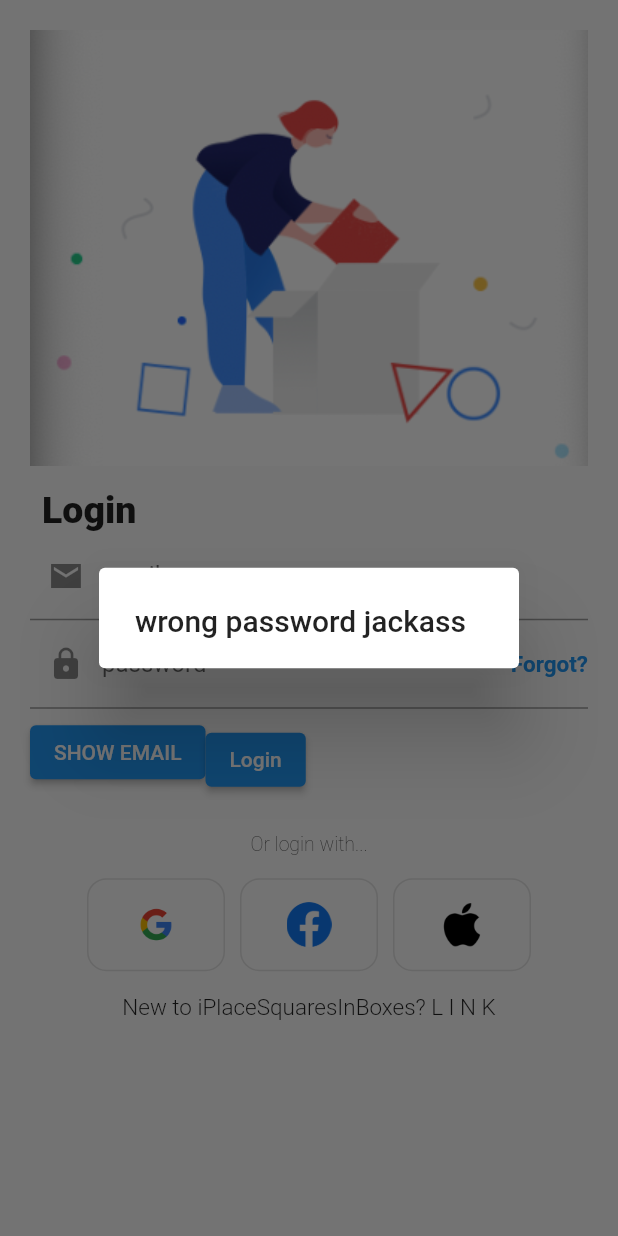
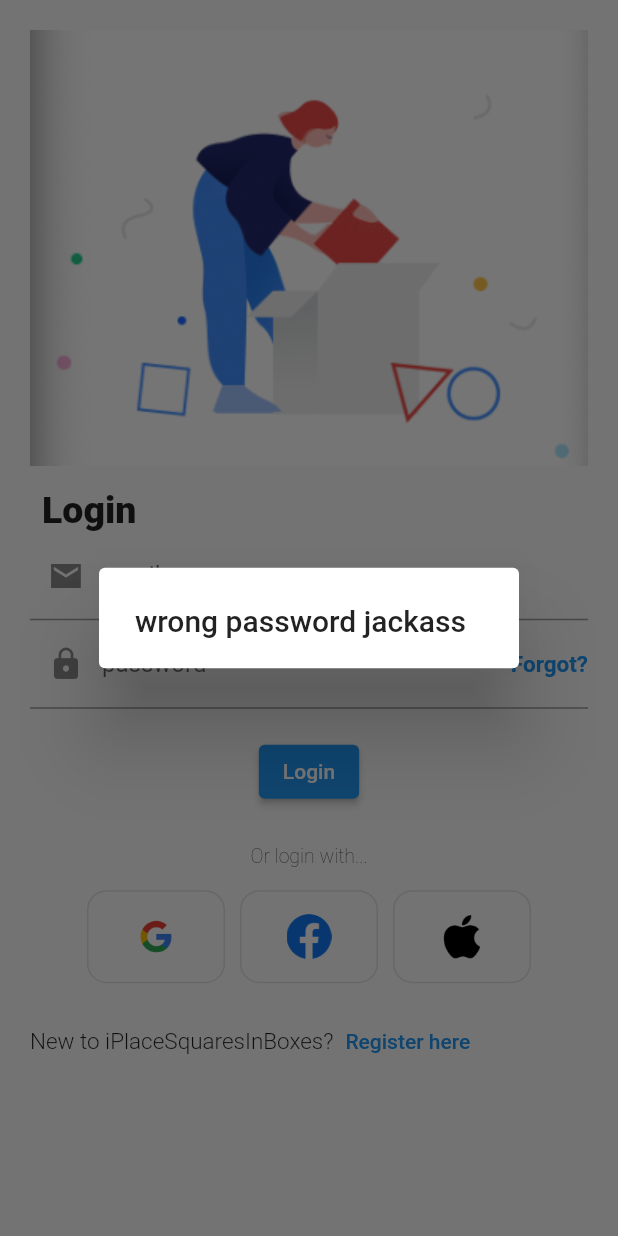
Before and after one commit to uollaswar/first-flutter-app, a Flutter app: the LoginView screen opened directly, after a tap on "Login", on a phone screen of 412 x 824 dp. Run offline on Flutter 3.47's test engine with Material 2 defaults, Android fonts, the light colour scheme and no system bars; our stand-ins replace dio, get_it, image_picker, shared_preferences; accounts and stored records are empty.

Commit message:
LoginBranch

```diff
--- a/lib/login_view.dart
+++ /dev/null
@@ -1,179 +0,0 @@
-// ignore_for_file: public_member_api_docs, sort_constructors_first
-
-import 'package:flutter/material.dart';
-import 'package:shared_preferences/shared_preferences.dart';
-import 'package:tomorrow_caballos/widgets/logos_widget.dart';
-
-import 'screens/second_route.dart';
-
-class LoginView extends StatefulWidget {
-  const LoginView({super.key});
-
-  @override
-  State<LoginView> createState() => _LoginViewState();
-}
-
-class _LoginViewState extends State<LoginView> {
-  TextEditingController emailController = TextEditingController();
-  TextEditingController passwordController = TextEditingController();
-  FocusNode emailFocusNode = FocusNode();
-  FocusNode passwordFocusNode = FocusNode();
-  String email = '';
-  String password = '';
-  late final SharedPreferences prefs;
-
-  @override
-  void initState() {
-    initSharedPrefs();
-    super.initState();
-  }
-
-  Future<void> initSharedPrefs() async {
-    prefs = await SharedPreferences.getInstance();
-  }
-
-  @override
-  Widget build(BuildContext context) {
-    return Scaffold(
-      resizeToAvoidBottomInset: false,
-      body: Padding(
-        padding: const EdgeInsets.all(20),
-        child: Column(
-          children: [
-            Image.asset('assets/image.png'),
-            SizedBox(height: 15),
-            buildAlignText(),
-            buildEmailTextField(),
-            buildPasswordTextField(),
-            buildLoginButton(context),
-            SizedBox(height: 25),
-            Text(
-              'Or login with...',
-              style: TextStyle(fontSize: 13, fontWeight: FontWeight.w200),
-            ),
-            SizedBox(height: 15),
-            buildFANGlogin(),
-            SizedBox(height: 15),
-            Text(
-              'New to iPlaceSquaresInBoxes? L I N K',
-              style: TextStyle(fontSize: 15, fontWeight: FontWeight.w300),
-              textAlign: TextAlign.left,
-            ),
-          ],
-        ),
-      ),
-    );
-  }
-
-  Row buildFANGlogin() {
-    return Row(
-      mainAxisAlignment: MainAxisAlignment.center,
-      children: const [
-        LogosWidget(
-          link: 'assets/googleLogo.png',
-        ),
-        SizedBox(width: 10),
-        LogosWidget(
-          link: 'assets/FacebookLogo.png',
-        ),
-        SizedBox(width: 10),
-        LogosWidget(
-          link: 'assets/appleLogo.png',
-        ),
-      ],
-    );
-  }
-
-  Widget buildLoginButton(BuildContext context) {
-    return Row(
-      children: [
-        ElevatedButton(
-            onPressed: () {
-              setState(() {
-                email = prefs.getString('email') ?? '';
-              });
-              setState(() {
-                email = prefs.getString('password') ?? '';
-              });
-              print(prefs.getString('email'));
-              print(prefs.getString('password'));
-            },
-            child: Text('SHOW EMAIL')),
-        Container(
-          margin: const EdgeInsets.only(top: 10.0),
-          child: ElevatedButton(
-              onPressed: () async {
-                if (emailController.text.isNotEmpty) {
-                  prefs.setString('email', emailController.text);
-                  prefs.setString('password', emailController.text);
-                  setState(() {
-                    email = emailController.text;
-                    email = passwordController.text;
-                  });
-                  emailFocusNode.unfocus();
-                  passwordFocusNode.unfocus();
-                  Navigator.pushAndRemoveUntil(
-                    context,
-                    MaterialPageRoute(
-                        builder: (context) => const SecondRoute()),
-                    (Route<dynamic> route) => false,
-                  );
-                } else {
-                  showDialog(
-                      context: context,
-                      builder: (context) =>
-                          AlertDialog(title: Text('wrong password jackass')));
-                }
-              },
-              child: Text("Login")),
-        ),
-        Text(email),
-        Text(password)
-      ],
-    );
-  }
-
-  //
-
-  TextField buildPasswordTextField() {
-    return TextField(
-      controller: passwordController,
-      focusNode: passwordFocusNode,
-      decoration: InputDecoration(
-        prefixIcon: Icon(Icons.lock),
-        labelText: "password",
-        suffixIcon: Padding(
-          padding: EdgeInsets.only(top: 15),
-          child: Text('Forgot?',
-              style: TextStyle(
-                  fontSize: 15,
-                  color: Colors.blue,
-                  fontWeight: FontWeight.bold)),
-        ),
-      ),
-    );
-  }
-
-  TextField buildEmailTextField() {
-    return TextField(
-      controller: emailController,
-      focusNode: emailFocusNode,
-      decoration: InputDecoration(
-          prefixIcon: Icon(Icons.email_sharp), labelText: "email"),
-    );
-  }
-
-  Widget buildAlignText() {
-    return Align(
-      alignment: Alignment.centerLeft,
-      child: Padding(
-        padding: const EdgeInsets.only(left: 8),
-        child: Text(
-          'Login',
-          style: TextStyle(fontSize: 25, fontWeight: FontWeight.w900),
-          textAlign: TextAlign.left,
-        ),
-      ),
-    );
-  }
-}
--- a/lib/main.dart
+++ b/lib/main.dart
@@ -1,5 +1,5 @@
 import 'package:flutter/material.dart';
-import 'package:tomorrow_caballos/login_view.dart';
+import 'package:tomorrow_caballos/screens/login_view.dart';
 import 'package:tomorrow_caballos/screens/profiles.dart';
 import 'package:tomorrow_caballos/utilities/locator.dart' as di;
 
@@ -15,6 +15,6 @@ class MyApp extends StatelessWidget {
 
   @override
   Widget build(BuildContext context) {
-    return MaterialApp(title: 'Material App', home: DioCallerScreen());
+    return MaterialApp(title: 'Material App', home: LoginView());
   }
 }
--- /dev/null
+++ b/lib/model/login_response_model.dart
@@ -0,0 +1,9 @@
+// ignore_for_file: public_member_api_docs, sort_constructors_first
+import 'package:flutter/material.dart';
+
+class LoginResponseModel {
+  final String? token;
+  LoginResponseModel({
+    this.token,
+  });
+}
--- a/lib/provider/second_route_notifier.dart
+++ b/lib/provider/second_route_notifier.dart
@@ -1,17 +1,55 @@
 import 'dart:io';
 
+import 'package:dio/dio.dart';
 import 'package:flutter/material.dart';
 import 'package:flutter/services.dart';
 import 'package:image_picker/image_picker.dart';
 import 'package:path/path.dart';
 import 'package:path_provider/path_provider.dart';
 import 'package:tomorrow_caballos/service/dio_caller.dart';
+import 'package:tomorrow_caballos/service/login_service.dart';
+
+import '../model/login_response_model.dart';
+import '../model/user_response_model.dart';
+import '../service/register_service.dart';
 
 class SecondRouteNotifier extends ChangeNotifier {
   int? selectedIndex;
   File? _image;
+  File? get image => _image;
 
-  File? get image => _image;
+  String email = '';
+  String password = '';
+  String emailRegister = '';
+  String passwordRegister = '';
+  late final UserModel user;
+  LoginService loginService = LoginService();
+  RegisterService registerService = RegisterService();
+
+  setEmail(String email) {
+    this.email = email;
+  }
+
+  setPassword(String password) {
+    this.password = password;
+  }
+
+  setEmailRegister(String emailRegister) {
+    this.emailRegister = emailRegister;
+  }
+
+  setPasswordRegister(String passwordRegister) {
+    this.passwordRegister = passwordRegister;
+  }
+
+  Future<void> login() async {
+    await loginService.login(email, password);
+  }
+
+  Future<void> register() async {
+    final LoginResponseModel? registerResponse = await registerService.register(emailRegister, passwordRegister);
+    registerResponse.token
+  }
 
   setSelectedIndex(int index) {
     selectedIndex = index;
--- /dev/null
+++ b/lib/screens/login_view.dart
@@ -0,0 +1,197 @@
+// ignore_for_file: public_member_api_docs, sort_constructors_first
+
+import 'package:flutter/material.dart';
+import 'package:provider/provider.dart';
+import 'package:shared_preferences/shared_preferences.dart';
+import 'package:tomorrow_caballos/provider/second_route_notifier.dart';
+import 'package:tomorrow_caballos/screens/register_view.dart';
+import 'package:tomorrow_caballos/utilities/locator.dart';
+import 'package:tomorrow_caballos/widgets/logos_widget.dart';
+
+import 'second_route.dart';
+
+class LoginView extends StatefulWidget {
+  const LoginView({super.key});
+
+  @override
+  State<LoginView> createState() => _LoginViewState();
+}
+
+class _LoginViewState extends State<LoginView> {
+  TextEditingController emailController = TextEditingController();
+  TextEditingController passwordController = TextEditingController();
+  FocusNode emailFocusNode = FocusNode();
+  FocusNode passwordFocusNode = FocusNode();
+  String email = '';
+  String password = '';
+  late final SharedPreferences prefs;
+
+  @override
+  void initState() {
+    initSharedPrefs();
+    super.initState();
+  }
+
+  Future<void> initSharedPrefs() async {
+    prefs = await SharedPreferences.getInstance();
+  }
+
+  @override
+  Widget build(BuildContext context) {
+    return ChangeNotifierProvider.value(
+      value: locator<SecondRouteNotifier>(),
+      child: Consumer<SecondRouteNotifier>(
+        builder: (context, myType, child) {
+          return Scaffold(
+            resizeToAvoidBottomInset: false,
+            body: Padding(
+              padding: const EdgeInsets.all(20),
+              child: Column(
+                children: [
+                  Image.asset('assets/image.png'),
+                  SizedBox(height: 15),
+                  buildAlignText(),
+                  buildEmailTextField(),
+                  buildPasswordTextField(),
+                  SizedBox(height: 18),
+                  buildLoginButton(context, myType),
+                  SizedBox(height: 25),
+                  Text(
+                    'Or login with...',
+                    style: TextStyle(fontSize: 13, fontWeight: FontWeight.w200),
+                  ),
+                  SizedBox(height: 15),
+                  buildFANGlogin(),
+                  SizedBox(height: 15),
+                  Row(
+                    children: [
+                      Text(
+                        'New to iPlaceSquaresInBoxes?',
+                        style: TextStyle(
+                            fontSize: 15, fontWeight: FontWeight.w300),
+                        textAlign: TextAlign.left,
+                      ),
+                      TextButton(
+                        style:
+                            TextButton.styleFrom(foregroundColor: Colors.blue),
+                        onPressed: () {
+                          Navigator.push(
+                            context,
+                            MaterialPageRoute(
+                                builder: (context) => const RegisterView()),
+                          );
+                        },
+                        child: const Text('Register here'),
+                      ),
+                    ],
+                  ),
+                ],
+              ),
+            ),
+          );
+        },
+      ),
+    );
+  }
+
+  Row buildFANGlogin() {
+    return Row(
+      mainAxisAlignment: MainAxisAlignment.center,
+      children: const [
+        LogosWidget(
+          link: 'assets/googleLogo.png',
+        ),
+        SizedBox(width: 10),
+        LogosWidget(
+          link: 'assets/FacebookLogo.png',
+        ),
+        SizedBox(width: 10),
+        LogosWidget(
+          link: 'assets/appleLogo.png',
+        ),
+      ],
+    );
+  }
+
+  Widget buildLoginButton(BuildContext context, SecondRouteNotifier myType) {
+    return Row(
+      mainAxisAlignment: MainAxisAlignment.center,
+      children: [
+        ElevatedButton(
+            onPressed: () async {
+              if (emailController.text.isNotEmpty) {
+                prefs.setString('email', emailController.text);
+                prefs.setString('password', passwordController.text);
+                setState(() {
+                  email = emailController.text;
+                  password = passwordController.text;
+                });
+                myType.setEmail(email);
+                myType.setPassword(password);
+
+                emailFocusNode.unfocus();
+                passwordFocusNode.unfocus();
+                await myType.login();
+                /* Navigator.pushAndRemoveUntil(
+                  context,
+                  MaterialPageRoute(builder: (context) => const SecondRoute()),
+                  (Route<dynamic> route) => false,
+                ); */
+              } else {
+                showDialog(
+                    context: context,
+                    builder: (context) =>
+                        AlertDialog(title: Text('wrong password jackass')));
+              }
+            },
+            child: Text("Login")),
+        Text(email),
+        Text(password)
+      ],
+    );
+  }
+
+  //
+
+  TextField buildPasswordTextField() {
+    return TextField(
+      controller: passwordController,
+      focusNode: passwordFocusNode,
+      decoration: InputDecoration(
+        prefixIcon: Icon(Icons.lock),
+        labelText: "password",
+        suffixIcon: Padding(
+          padding: EdgeInsets.only(top: 15),
+          child: Text('Forgot?',
+              style: TextStyle(
+                  fontSize: 15,
+                  color: Colors.blue,
+                  fontWeight: FontWeight.bold)),
+        ),
+      ),
+    );
+  }
+
+  TextField buildEmailTextField() {
+    return TextField(
+      controller: emailController,
+      focusNode: emailFocusNode,
+      decoration: InputDecoration(
+          prefixIcon: Icon(Icons.email_sharp), labelText: "email"),
+    );
+  }
+
+  Widget buildAlignText() {
+    return Align(
+      alignment: Alignment.centerLeft,
+      child: Padding(
+        padding: const EdgeInsets.only(left: 8),
+        child: Text(
+          'Login',
+          style: TextStyle(fontSize: 25, fontWeight: FontWeight.w900),
+          textAlign: TextAlign.left,
+        ),
+      ),
+    );
+  }
+}
--- a/lib/utilities/locator.dart
+++ b/lib/utilities/locator.dart
@@ -1,7 +1,9 @@
 import 'package:get_it/get_it.dart';
 import 'package:tomorrow_caballos/provider/dio_caller_provider.dart';
+import 'package:tomorrow_caballos/provider/second_route_notifier.dart';
 
 final locator = GetIt.instance;
 Future<void> init() async {
   locator.registerLazySingleton(() => DioCallerProvider());
+  locator.registerLazySingleton(() => SecondRouteNotifier());
 }
```
Also changed, not shown: lib/screens/register_view.dart (added, +194 -0 lines), lib/screens/second_route.dart (+6 -3 lines), lib/service/login_service.dart (added, +23 -0 lines), lib/service/register_service.dart (added, +22 -0 lines), 1 other file.
